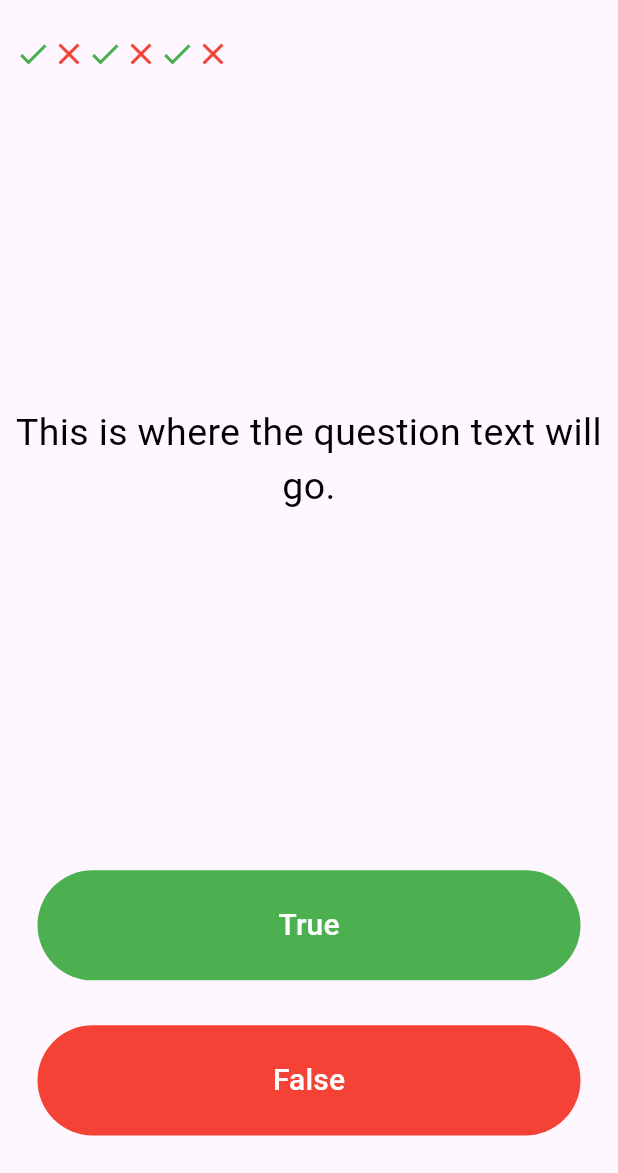
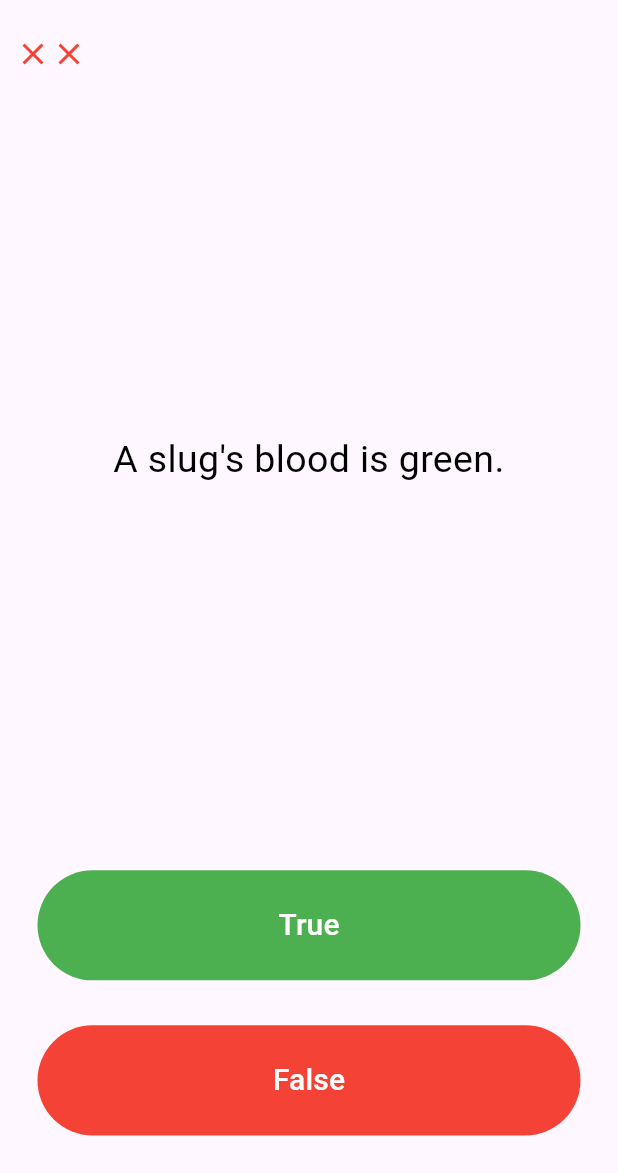
Before and after one commit to martinusgalih/quizzler, a Flutter app: the screen it shows after launch, after a tap on "True", after a tap on "False", on a phone screen of 412 x 824 dp, the part 63-1236 px from its top. Run offline on Flutter 3.47's test engine with Material 3 defaults, Android fonts, the phone set to English and light mode, and no system bars.

Commit message:
Update Project

```diff
--- a/lib/main.dart
+++ b/lib/main.dart
@@ -29,12 +29,21 @@ class QuizPage extends StatefulWidget {
 }
 
 class _QuizPageState extends State<QuizPage> {
-  List <Widget> scoreKeeper = [
-    Icon(Icons.check, color: Colors.green),
-    Icon(Icons.close, color: Colors.red),
-    Icon(Icons.check, color: Colors.green),
-    Icon(Icons.close, color: Colors.red),
+  List <Widget> scoreKeeper = [];
+
+  List <String> questions = [
+    'You can lead a cow down stairs but not up stairs.',
+    'Approximately one quarter of human bones are in the feet.',
+    'A slug\'s blood is green.',
   ];
+
+  List <bool> answers = [
+    false,
+    true,
+    true,
+  ];
+
+  int questionNumber = 0;
 
   @override
   Widget build(BuildContext context) {
@@ -49,11 +58,11 @@ class _QuizPageState extends State<QuizPage> {
           flex: 5,
           child: Center(
             child: Text(
-              'This is where the question text will go.',
+              questions[questionNumber],
               textAlign: TextAlign.center,
               style: TextStyle(
+                color: Colors.black,
                 fontSize: 25.0,
-                color: Colors.black,
               ),
             ),
           ),
@@ -65,9 +74,7 @@ class _QuizPageState extends State<QuizPage> {
               onPressed: () {
                 //The user picked true.
                 setState(() {
-                  scoreKeeper.add(
-                    Icon(Icons.check, color: Colors.green),
-                  );
+                  answerQuestion(true);
                 });
 
               },
@@ -91,9 +98,7 @@ class _QuizPageState extends State<QuizPage> {
               onPressed: () {
                 //The user picked false.
                 setState(() {
-                  scoreKeeper.add(
-                    Icon(Icons.close, color: Colors.red),
-                  );
+                  answerQuestion(false);
                 });
               },
               child: Text(
@@ -112,4 +117,23 @@ class _QuizPageState extends State<QuizPage> {
       ],
     );
   }
+
+  void answerQuestion(bool answer) {
+    if (scoreKeeper.length == questions.length) {
+      return;
+    }
+    if (answer == answers[questionNumber]) {
+      scoreKeeper.add(
+        Icon(Icons.check, color: Colors.green),
+      );
+    } else {
+      scoreKeeper.add(
+        Icon(Icons.close, color: Colors.red),
+      );
+    }
+    if (questionNumber >= questions.length - 1) {
+      return;
+    }
+    questionNumber++;
+  }
 }
```
